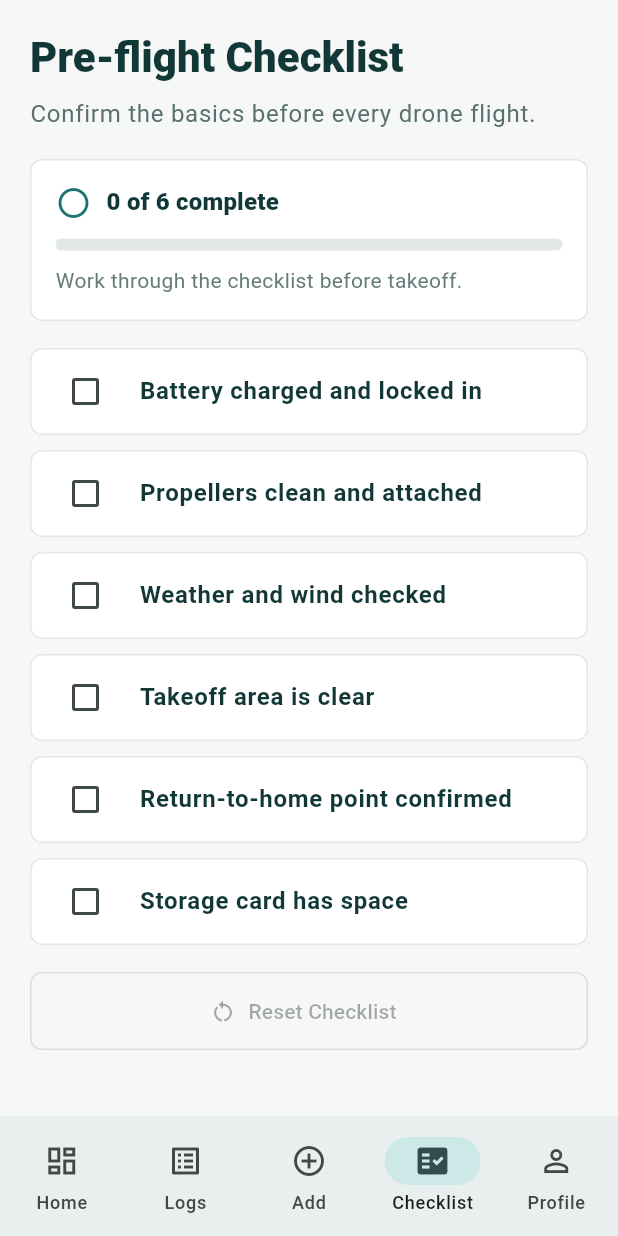
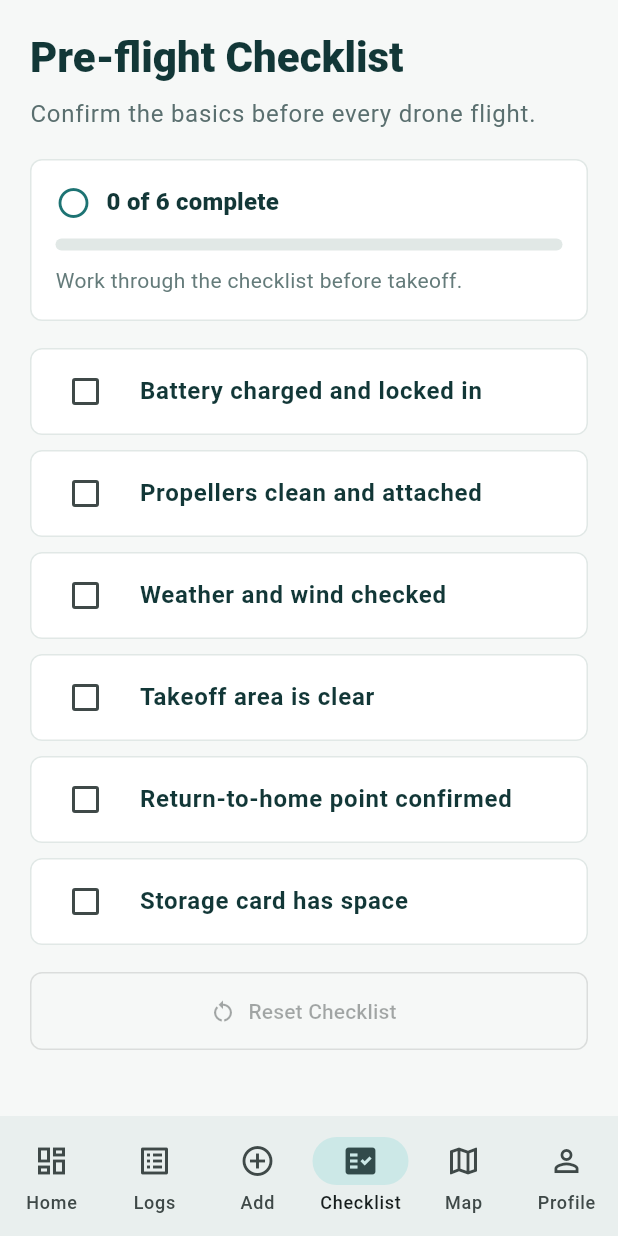
Before and after one commit to HouJue919/skylog, a Flutter app: the screen it shows after launch, after a tap on "Pre-flight Checklist", on a phone screen of 412 x 824 dp. Run offline on Flutter 3.47's test engine with Material 3 defaults, Android fonts, the phone set to English and light mode, and no system bars; our stand-ins replace shared_preferences.

Commit message:
Add flight map footprint tab

```diff
--- a/app/lib/main.dart
+++ b/app/lib/main.dart
@@ -6,8 +6,8 @@ import 'package:shared_preferences/shared_preferences.dart';
 
 const String _flightStorageKey = 'skylog_flights';
 const String _checklistStorageKey = 'skylog_preflight_checklist';
-const String _appVersionLabel = 'SkyLog v2.7';
-const String _appStageLabel = 'Media Metadata';
+const String _appVersionLabel = 'SkyLog v2.8';
+const String _appStageLabel = 'Flight Map Footprint';
 const int _preFlightChecklistTotal = 6;
 
 const List<String> _preFlightChecklistItems = [
@@ -454,6 +454,7 @@ class _MainShellState extends State<MainShell> {
         onToggleItem: _toggleChecklistItem,
         onReset: _resetChecklist,
       ),
+      FlightMapScreen(flights: _flights, onUpdate: _updateFlight),
       ProfileScreen(flights: _flights, onResetDemoData: _resetDemoData),
     ];
 
@@ -486,6 +487,11 @@ class _MainShellState extends State<MainShell> {
             icon: Icon(Icons.fact_check_outlined),
             selectedIcon: Icon(Icons.fact_check),
             label: 'Checklist',
+          ),
+          NavigationDestination(
+            icon: Icon(Icons.map_outlined),
+            selectedIcon: Icon(Icons.map),
+            label: 'Map',
           ),
           NavigationDestination(
             icon: Icon(Icons.person_outline),
@@ -1050,36 +1056,64 @@ class _AddFlightChecklistSummary extends StatelessWidget {
 }
 
 class FlightMapScreen extends StatelessWidget {
-  const FlightMapScreen({super.key});
-
-  @override
-  Widget build(BuildContext context) {
+  const FlightMapScreen({
+    super.key,
+    required this.flights,
+    required this.onUpdate,
+  });
+
+  final List<FlightRecord> flights;
+  final void Function(FlightRecord oldFlight, FlightRecord newFlight) onUpdate;
+
+  List<FlightRecord> get _mappedFlights {
+    return flights.where((flight) => flight.hasCoordinates).toList();
+  }
+
+  @override
+  Widget build(BuildContext context) {
+    final mappedFlights = _mappedFlights;
+
     return Scaffold(
       body: SafeArea(
         child: ListView(
           padding: const EdgeInsets.all(20),
-          children: const [
-            _ScreenTitle(
+          children: [
+            const _ScreenTitle(
               title: 'Flight Map',
-              subtitle: 'A first look at where your flights happened.',
-            ),
-            SizedBox(height: 18),
-            _MapPreview(),
-            SizedBox(height: 18),
+              subtitle:
+                  'Review recorded flight coordinates and map-ready logs.',
+            ),
+            const SizedBox(height: 18),
+            _MapPreview(flights: mappedFlights),
+            const SizedBox(height: 18),
+            _MapStatsRow(
+              totalFlights: flights.length,
+              mappedFlights: mappedFlights.length,
+            ),
+            const SizedBox(height: 18),
+            if (mappedFlights.isEmpty)
+              const _LocationSummary(
+                title: 'No mapped flights yet',
+                subtitle: 'Add latitude and longitude to a flight record.',
+              )
+            else
+              for (final flight in mappedFlights) ...[
                 _LocationSummary(
-              title: 'Qingdao coast',
-              subtitle: '4 flights - 1h 42m total',
-            ),
-            SizedBox(height: 10),
-            _LocationSummary(
-              title: 'Laoshan overlook',
-              subtitle: '2 flights - 43m total',
-            ),
-            SizedBox(height: 10),
-            _LocationSummary(
-              title: 'Central park field',
-              subtitle: '3 flights - 1h 18m total',
-            ),
+                  title: flight.location,
+                  subtitle: '${flight.coordinateLabel} - ${flight.title}',
+                  onTap: () {
+                    Navigator.of(context).push(
+                      MaterialPageRoute<void>(
+                        builder: (_) => FlightDetailScreen(
+                          flight: flight,
+                          onUpdate: onUpdate,
+                        ),
+                      ),
+                    );
+                  },
+                ),
+                const SizedBox(height: 10),
+              ],
           ],
         ),
       ),
@@ -2656,10 +2690,21 @@ class _FlightTextField extends StatelessWidget {
 }
 
 class _MapPreview extends StatelessWidget {
-  const _MapPreview();
-
-  @override
-  Widget build(BuildContext context) {
+  const _MapPreview({required this.flights});
+
+  final List<FlightRecord> flights;
+
+  static const List<Offset> _pinPositions = [
+    Offset(32, 42),
+    Offset(214, 72),
+    Offset(118, 150),
+    Offset(268, 132),
+  ];
+
+  @override
+  Widget build(BuildContext context) {
+    final visibleFlights = flights.take(_pinPositions.length).toList();
+
     return Container(
       height: 220,
       decoration: BoxDecoration(
@@ -2668,15 +2713,50 @@ class _MapPreview extends StatelessWidget {
         border: Border.all(color: const Color(0xFFC9DCD8)),
       ),
       child: Stack(
-        children: const [
-          Positioned(left: 32, top: 42, child: _MapPin(label: '4')),
-          Positioned(right: 48, top: 72, child: _MapPin(label: '2')),
-          Positioned(left: 118, bottom: 36, child: _MapPin(label: '3')),
+        children: [
+          const Center(
+            child: Icon(Icons.map_outlined, size: 72, color: Color(0xFF89AAA5)),
+          ),
+          for (var index = 0; index < visibleFlights.length; index++)
+            Positioned(
+              left: _pinPositions[index].dx,
+              top: _pinPositions[index].dy,
+              child: _MapPin(label: '${index + 1}'),
+            ),
+          if (visibleFlights.isEmpty)
             Center(
-            child: Icon(Icons.map_outlined, size: 72, color: Color(0xFF89AAA5)),
-          ),
-        ],
-      ),
+              child: Text(
+                'No coordinates yet',
+                style: Theme.of(context).textTheme.titleSmall?.copyWith(
+                  color: const Color(0xFF647B7A),
+                  fontWeight: FontWeight.w800,
+                ),
+              ),
+            ),
+        ],
+      ),
+    );
+  }
+}
+
+class _MapStatsRow extends StatelessWidget {
+  const _MapStatsRow({required this.totalFlights, required this.mappedFlights});
+
+  final int totalFlights;
+  final int mappedFlights;
+
+  @override
+  Widget build(BuildContext context) {
+    return Row(
+      children: [
+        Expanded(
+          child: _StatCard(label: 'Mapped Flights', value: '$mappedFlights'),
+        ),
+        const SizedBox(width: 12),
+        Expanded(
+          child: _StatCard(label: 'Total Flights', value: '$totalFlights'),
+        ),
+      ],
     );
   }
 }
@@ -2708,17 +2788,27 @@ class _MapPin extends StatelessWidget {
 }
 
 class _LocationSummary extends StatelessWidget {
-  const _LocationSummary({required this.title, required this.subtitle});
+  const _LocationSummary({
+    required this.title,
+    required this.subtitle,
+    this.onTap,
+  });
 
   final String title;
   final String subtitle;
-
-  @override
-  Widget build(BuildContext context) {
-    return Container(
+  final VoidCallback? onTap;
+
+  @override
+  Widget build(BuildContext context) {
+    return Material(
+      color: Colors.white,
+      borderRadius: BorderRadius.circular(8),
+      child: InkWell(
+        onTap: onTap,
+        borderRadius: BorderRadius.circular(8),
+        child: Container(
           padding: const EdgeInsets.all(14),
           decoration: BoxDecoration(
-        color: Colors.white,
             borderRadius: BorderRadius.circular(8),
             border: Border.all(color: const Color(0xFFE1E8E6)),
           ),
@@ -2747,7 +2837,11 @@ class _LocationSummary extends StatelessWidget {
                   ],
                 ),
               ),
-        ],
+              if (onTap != null)
+                const Icon(Icons.chevron_right, color: Color(0xFF647B7A)),
+            ],
+          ),
+        ),
       ),
     );
   }
```
Also changed, not shown: 6 other files. Lines whose indentation alone changed are shown as unchanged.
